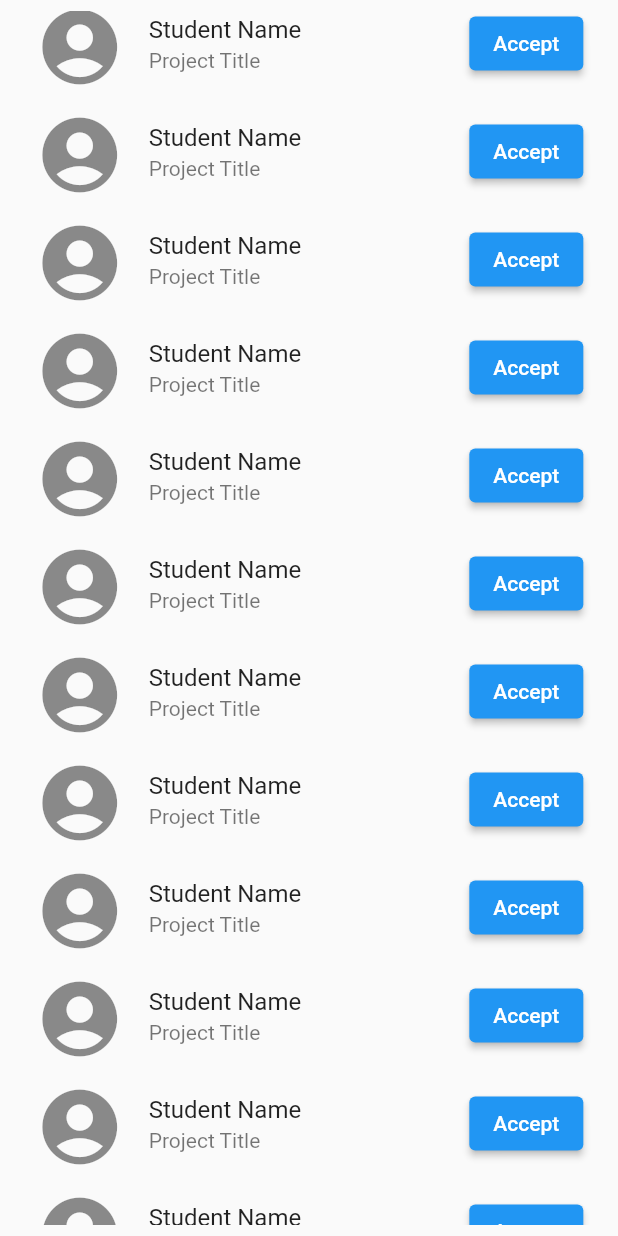
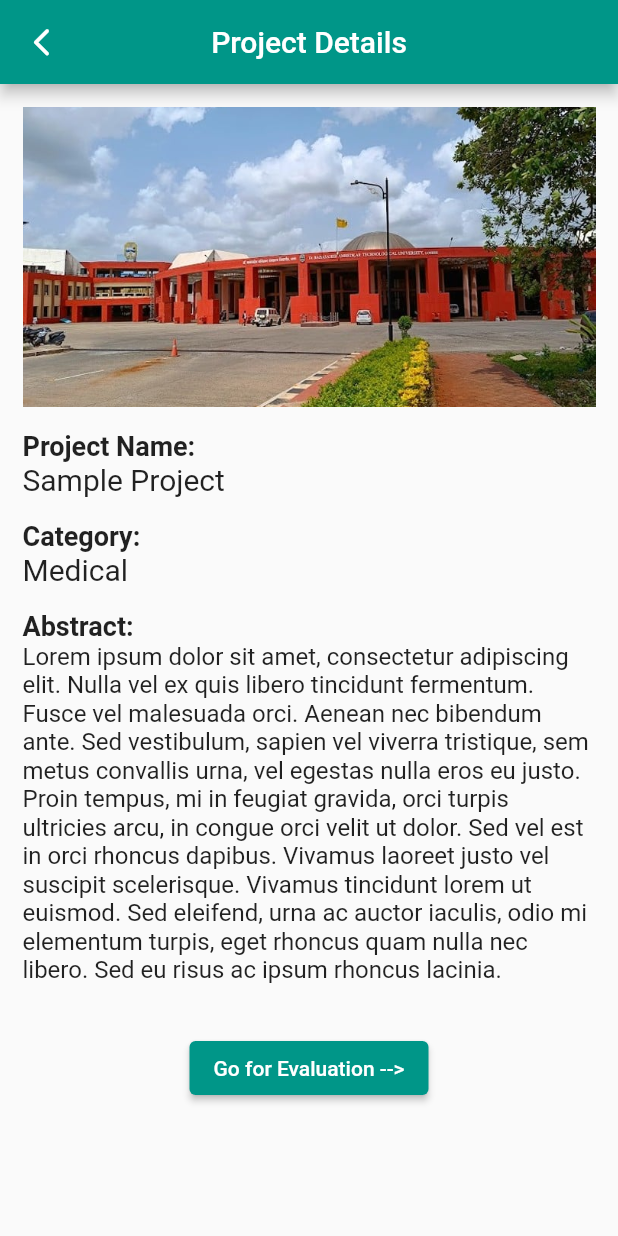
Before and after one commit to abhishek2355/Avishkar_project, a Flutter app: the AdminHomePage screen opened directly, scrolled down 71 dp, after a tap on "Accept", on a phone screen of 412 x 824 dp. Run offline on Flutter 3.47's test engine with Material 2 defaults, Android fonts, the phone set to English and light mode, and no system bars; our stand-ins replace carousel_slider, cloud_firestore, email_validator, firebase_auth, firebase_core, flutter_screenutil and 4 more; missing offline and left inert: flutter_flushbar; accounts and stored records are empty.

Commit message:
project judge view screen

```diff
--- a/lib/Screen/admin_home_page.dart
+++ b/lib/Screen/admin_home_page.dart
@@ -1,3 +1,6 @@
+import 'dart:io';
+
+import 'package:avishkar/Screen/projectinfoscreen.dart';
 import 'package:flutter/material.dart';
 import 'package:avishkar/Constants/app_heights.dart' as app_heights;
 
@@ -37,8 +40,12 @@ class _AdminHomePageState extends State<AdminHomePage> {
             Row(
               mainAxisAlignment: MainAxisAlignment.spaceBetween,
               children: [
-                Icon(Icons.arrow_back_rounded),
-                Icon(Icons.filter_list_outlined),
+                IconButton(
+                    onPressed: () {
+                      exit(0);
+                    },
+                    icon: Icon(Icons.arrow_forward_ios_rounded)),
+                // Icon(Icons.filter_list_outlined),
                 DropdownButton(
                   value: filterValue,
                   onChanged: (newValue) {
@@ -63,19 +70,40 @@ class _AdminHomePageState extends State<AdminHomePage> {
               child: ListView.builder(
                 itemCount: 15,
                 itemBuilder: (BuildContext context, int index) {
+                  if (index == 0) {
                     return ListTile(
-
-                    leading: Icon(Icons.account_circle,size: 60,),
+                      leading: Icon(
+                        Icons.account_circle,
+                        size: 60,
+                      ),
                       title: Text("Student Name"),
                       subtitle: Text("Project Title"),
                       trailing: ElevatedButton(
                         child: Text("Accept"),
                         onPressed: () {
                           Text("Accepted");
+                          Navigator.pushReplacement(
+                              context,
+                              MaterialPageRoute(
+                                builder: (context) => ProjectDetailsScreen(),
+                              ));
                         },
                       ),
-
                     );
+                  } else {
+                    return ListTile(
+                      leading: Icon(
+                        Icons.account_circle,
+                        size: 60,
+                      ),
+                      title: Text("Student Name"),
+                      subtitle: Text("Project Title"),
+                      trailing: ElevatedButton(
+                        child: Text("Rejected"),
+                        onPressed: () {},
+                      ),
+                    );
+                  }
                 },
               ),
             )
--- a/lib/Screen/evaluation_screen.dart
+++ b/lib/Screen/evaluation_screen.dart
@@ -77,7 +77,9 @@ class _MarksEvaluationScreenState extends State<MarksEvaluationScreen> {
                 productabilityRating = value;
               });
             }),
-            ElevatedButton(
+            Padding(
+              padding: const EdgeInsets.all(12.0),
+              child: ElevatedButton(
                 style: ElevatedButton.styleFrom(
                   primary: Colors.teal, // Set the background color to teal
                 ),
@@ -89,12 +91,13 @@ class _MarksEvaluationScreenState extends State<MarksEvaluationScreen> {
                       backgroundColor: Colors.teal,
                       content: Text(
                         'Total Marks: $totalMarks',
-                      style: TextStyle(fontWeight: FontWeight.bold),
+                        style: TextStyle(fontWeight: FontWeight.bold,fontSize: 18),
                       ),
                     ),
                   );
                 },
-              child: Text("Submit", style: TextStyle(color: Colors.white,fontSize: 16)),
+                child: Text("Submit", style: TextStyle(color: Colors.white,fontSize: 18)),
+              ),
             ),
           ],
         ),
--- /dev/null
+++ b/lib/Screen/projectinfoscreen.dart
@@ -0,0 +1,138 @@
+import 'package:avishkar/Screen/evaluation_screen.dart';
+import 'package:flutter/material.dart';
+import 'package:avishkar/Constants/app_heights.dart' as app_heights;
+
+class ProjectDetailsScreen extends StatelessWidget {
+  @override
+  Widget build(BuildContext context) {
+    // Accessing MediaQuery for responsive layout
+    // Calculate the height and width of the screen.
+    var media = MediaQuery.of(context);
+    final double screenHeight =
+        media.size.height - media.padding.top - media.padding.bottom;
+    final double screenWidth =
+        media.size.width - media.padding.left - media.padding.right;
+    return Scaffold(
+      appBar: AppBar(
+        backgroundColor: Colors.teal,
+        leading: IconButton(
+          onPressed: () {
+            Navigator.pop(context);
+          },
+          icon: Icon(
+            Icons.arrow_back_ios_rounded,
+            color: Colors.white,
+            size: screenHeight * app_heights.height25,
+          ),
+        ),
+        centerTitle: true,
+        title: Text('Project Details'),
+      ),
+      body: Padding(
+        padding: const EdgeInsets.all(15.0),
+        child: Column(
+          children: [
+            Column(
+              crossAxisAlignment: CrossAxisAlignment.start,
+              children: <Widget>[
+                ProjectPhotoWidget(imagePath: 'assets/images/Dbatu_3.jpg'),
+                SizedBox(height: 16.0),
+                ProjectInfoWidget(
+                  projectName: 'Sample Project',
+                  category: 'Medical',
+                  abstract:
+                      'Lorem ipsum dolor sit amet, consectetur adipiscing elit. Nulla vel ex quis libero tincidunt fermentum. Fusce vel malesuada orci. Aenean nec bibendum ante. Sed vestibulum, sapien vel viverra tristique, sem metus convallis urna, vel egestas nulla eros eu justo. Proin tempus, mi in feugiat gravida, orci turpis ultricies arcu, in congue orci velit ut dolor. Sed vel est in orci rhoncus dapibus. Vivamus laoreet justo vel suscipit scelerisque. Vivamus tincidunt lorem ut euismod. Sed eleifend, urna ac auctor iaculis, odio mi elementum turpis, eget rhoncus quam nulla nec libero. Sed eu risus ac ipsum rhoncus lacinia.',
+                ),
+              ],
+            ),
+            SizedBox(height: 10,),
+            ElevatedButton(
+                style: ElevatedButton.styleFrom(
+                  primary: Colors.teal, // Set the background color to teal
+                ),
+                onPressed: () {
+                  Navigator.push(
+                    context,
+                    MaterialPageRoute(
+                        builder: (context) => MarksEvaluationScreen()),
+                  );
+                },
+                child: Text('Go for Evaluation -->'))
+          ],
+        ),
+      ),
+    );
+  }
+}
+
+class ProjectPhotoWidget extends StatelessWidget {
+  final String imagePath;
+
+  ProjectPhotoWidget({required this.imagePath});
+
+  @override
+  Widget build(BuildContext context) {
+    return Container(
+      width: double.infinity,
+      height: 200,
+      decoration: BoxDecoration(
+        image: DecorationImage(
+          image: AssetImage(imagePath),
+          fit: BoxFit.cover,
+        ),
+      ),
+    );
+  }
+}
+
+class ProjectInfoWidget extends StatelessWidget {
+  final String projectName;
+  final String category;
+  final String abstract;
+
+  ProjectInfoWidget({
+    required this.projectName,
+    required this.category,
+    required this.abstract,
+  });
+
+  @override
+  Widget build(BuildContext context) {
+    return Column(
+      crossAxisAlignment: CrossAxisAlignment.start,
+      children: <Widget>[
+        Text(
+          'Project Name:',
+          style: TextStyle(fontSize: 18, fontWeight: FontWeight.bold),
+        ),
+        Text(
+          projectName,
+          style: TextStyle(fontSize: 20),
+        ),
+        SizedBox(height: 16.0),
+        Text(
+          'Category:',
+          style: TextStyle(fontSize: 18, fontWeight: FontWeight.bold),
+        ),
+        Text(
+          category,
+          style: TextStyle(fontSize: 20),
+        ),
+        SizedBox(height: 16.0),
+        Text(
+          'Abstract:',
+          style: TextStyle(fontSize: 18, fontWeight: FontWeight.bold),
+        ),
+        SizedBox(
+          height: 250,
+          child: SingleChildScrollView(
+            child: Text(
+              abstract,
+              style: TextStyle(fontSize: 16),
+            ),
+          ),
+        ),
+      ],
+    );
+  }
+}
```
Lines whose indentation alone changed are shown as unchanged.
